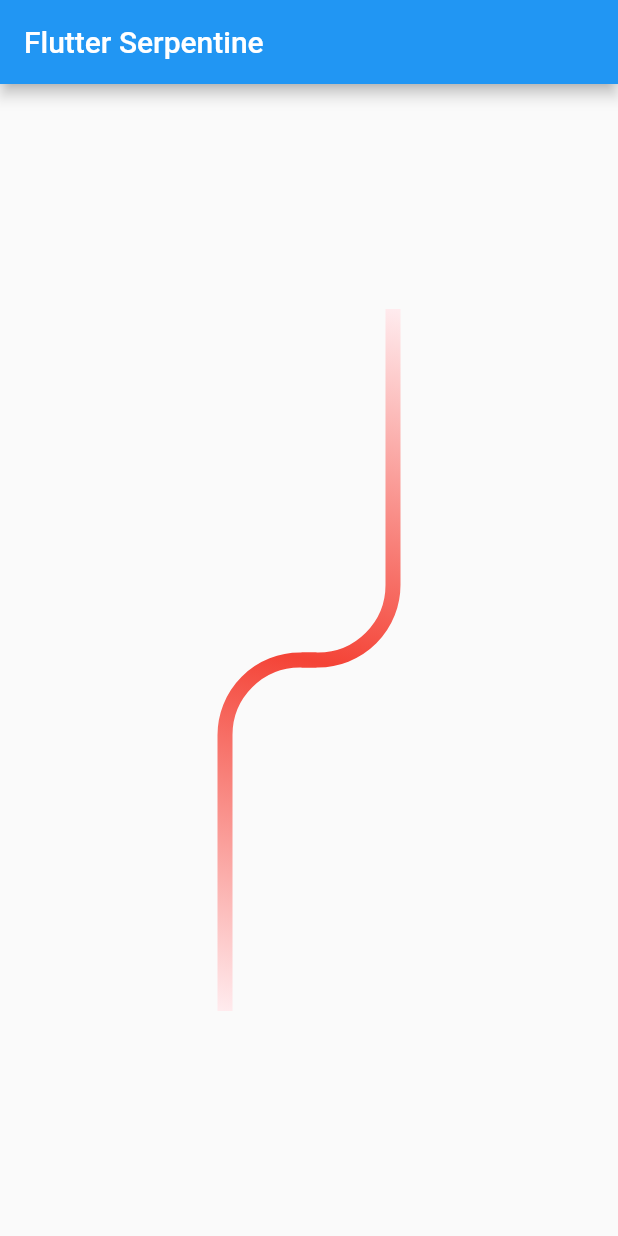
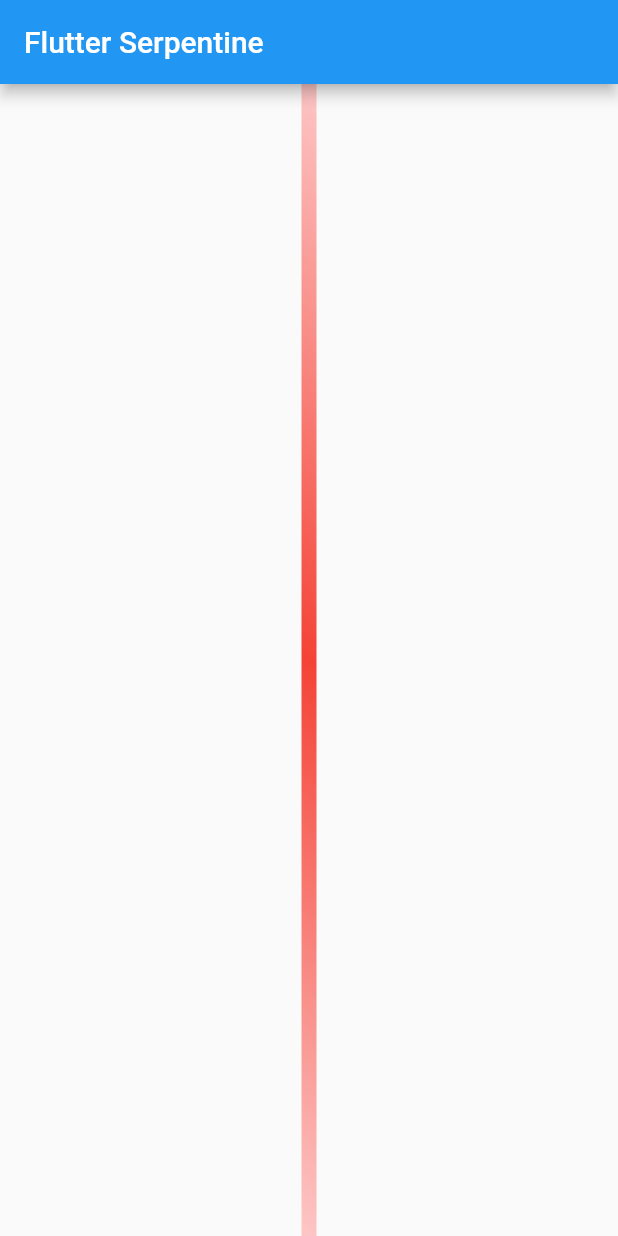
Before and after one commit to dariobrux/FlutterSerpentine, a Flutter app: the screen it shows after launch, on a phone screen of 412 x 824 dp. Run offline on Flutter 3.47's test engine with Material 2 defaults, Android fonts, the phone set to English and light mode, and no system bars.

Commit message:
Draw the vertical direction

```diff
--- a/flutter_serpentine/lib/direction.dart
+++ b/flutter_serpentine/lib/direction.dart
@@ -1,4 +1,5 @@
 enum Direction {
   verticalLeft,
-  verticalRight
+  verticalRight,
+  vertical
 }
--- a/flutter_serpentine/lib/main.dart
+++ b/flutter_serpentine/lib/main.dart
@@ -63,12 +63,12 @@ class _MyHomePageState extends State<MyHomePage> {
         // Center is a layout widget. It takes a single child and positions it
         // in the middle of the parent.
         child: Container(
-          padding: EdgeInsets.all(150),
+          padding: EdgeInsets.all(0),
           width: double.infinity,
           height: double.infinity,
           child: CustomPaint(
             painter: Serpentine(
-              Direction.verticalLeft,
+              Direction.vertical,
               50,
               10,
               [
--- a/flutter_serpentine/lib/serpentine.dart
+++ b/flutter_serpentine/lib/serpentine.dart
@@ -36,13 +36,14 @@ class Serpentine extends CustomPainter {
       case Direction.verticalRight:
         path = _getVerticalRightPath(size, arcRadius);
         break;
+      case Direction.vertical:
+        path = _getVerticalPath(size);
+        break;
     }
 
     if (direction == Direction.verticalLeft) {}
 
     canvas.drawPath(path, paint);
-
-    canvas.drawPoints(ui.PointMode.points, [Offset(size.width / 2, size.height / 2)], paint);
   }
 
   Path _getVerticalLeftPath(ui.Size size, double arcRadius) {
@@ -93,6 +94,16 @@ class Serpentine extends CustomPainter {
     return path;
   }
 
+  Path _getVerticalPath(ui.Size size) {
+    var path = Path();
+    path.moveTo(size.width / 2, 0);
+
+    // Draw the line till the end in vertical
+    path.lineTo(size.width / 2, size.height);
+
+    return path;
+  }
+
   @override
   bool shouldRepaint(CustomPainter oldDelegate) => true;
 }
```
